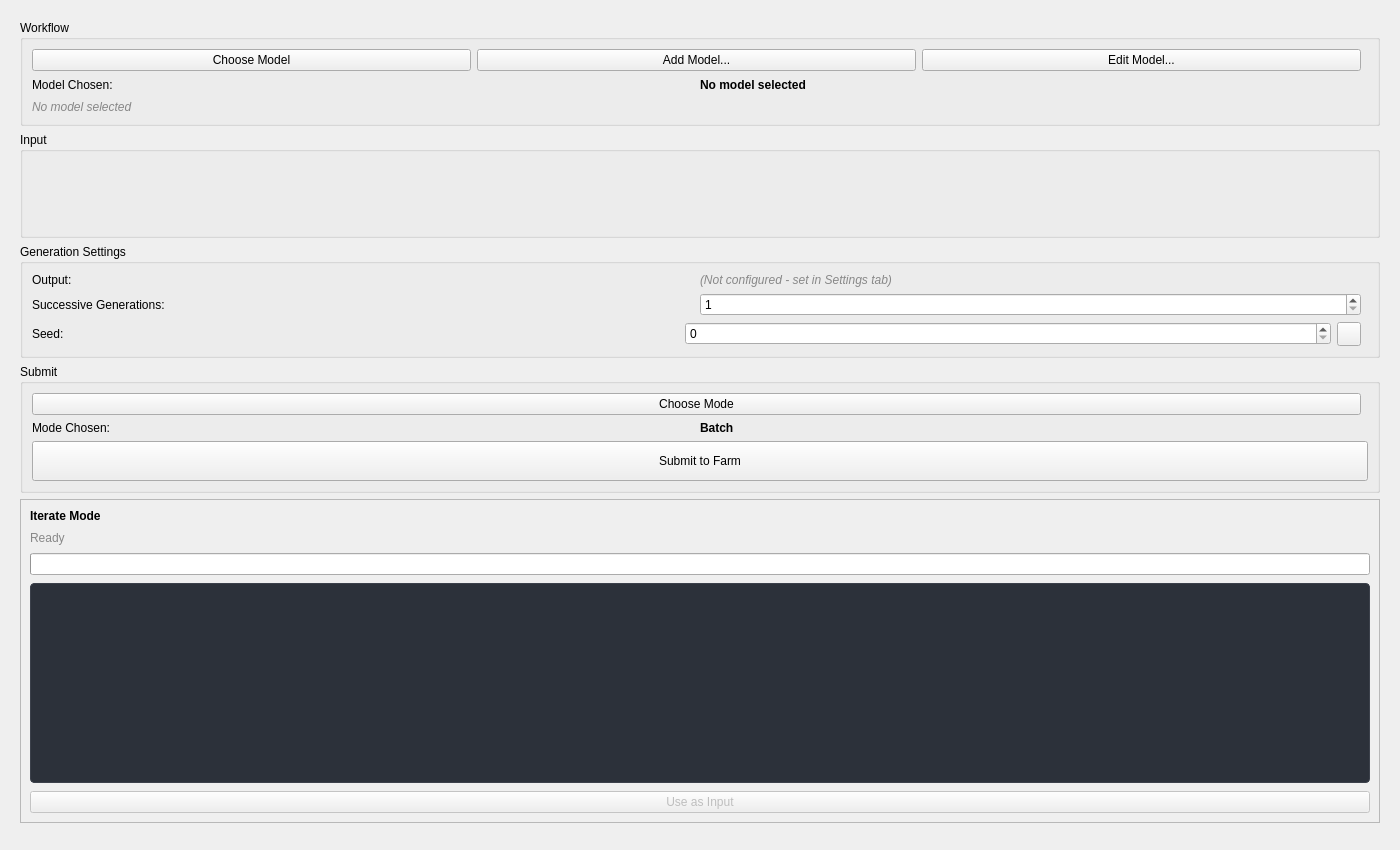
Old version of the form resources/ui/tabs/comfyui.ui in the repository cpt-cabbage/luma_tools.
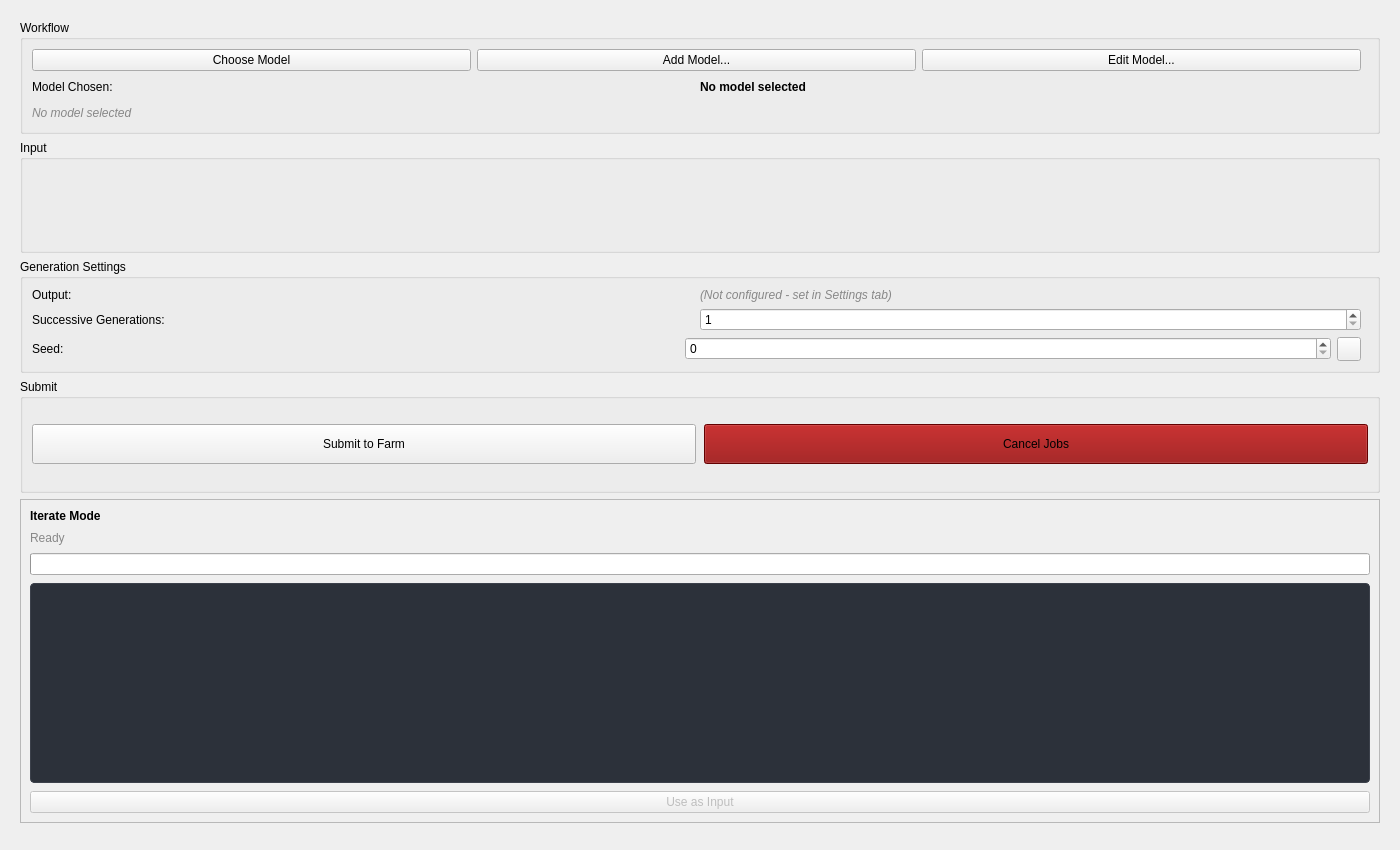
New version of the form.

Commit message: - Implement user selector for viewing other users' galleries in network mode with view-only restrictions - Add job cancellation functionality for running ComfyUI submissions - Pause/resume controls for log output - Update installer - Enhance thumbnail widgets with new item highlighting and editable permissions - Auto-enable iterate mode when single image selected - Background chaching updates

The edit to the form file:
```diff
--- a/resources/ui/tabs/comfyui.ui
+++ b/resources/ui/tabs/comfyui.ui
@@ -257,70 +257,47 @@
          </property>
          <layout class="QVBoxLayout" name="comfyuiSubmitLayout">
           <item>
-           <layout class="QHBoxLayout" name="modeButtonLayout">
+           <layout class="QHBoxLayout" name="submitButtonsLayout">
+            <property name="spacing">
+             <number>8</number>
+            </property>
             <item>
-             <widget class="QPushButton" name="ComfyUIChooseMode">
+             <widget class="QPushButton" name="ComfyUISubmit">
+              <property name="minimumSize">
+               <size>
+                <width>0</width>
+                <height>40</height>
+               </size>
+              </property>
               <property name="text">
-               <string>Choose Mode</string>
+               <string>Submit to Farm</string>
+              </property>
+             </widget>
+            </item>
+            <item>
+             <widget class="QPushButton" name="ComfyUICancelJobs">
+              <property name="minimumSize">
+               <size>
+                <width>100</width>
+                <height>40</height>
+               </size>
+              </property>
+              <property name="text">
+               <string>Cancel Jobs</string>
               </property>
               <property name="toolTip">
                <string>Select submission mode</string>
               </property>
-             </widget>
-            </item>
-            <item>
-             <spacer name="modeButtonSpacer">
-              <property name="orientation">
-               <enum>Qt::Horizontal</enum>
-              </property>
-             </spacer>
-            </item>
-           </layout>
-          </item>
-          <item>
-           <layout class="QHBoxLayout" name="modeLayout">
-            <item>
-             <widget class="QLabel" name="comfyuiModeLabel">
-              <property name="text">
-               <string>Mode Chosen: </string>
-              </property>
-             </widget>
-            </item>
-            <item>
-             <widget class="QLabel" name="ComfyUICurrentMode">
-              <property name="text">
-               <string>Batch</string>
+              <property name="visible">
+               <bool>false</bool>
               </property>
               <property name="styleSheet">
-               <string>font-weight: bold;</string>
-              </property>
-              <property name="toolTip">
-               <string>Batch: Submit all images at once. Iterate: Submit one, review result, refine prompt.</string>
+               <string>QPushButton { background-color: #8B0000; } QPushButton:hover { background-color: #A00000; }</string>
               </property>
              </widget>
             </item>
-            <item>
-             <spacer name="modeSpacer">
-              <property name="orientation">
-               <enum>Qt::Horizontal</enum>
-              </property>
-             </spacer>
-            </item>
            </layout>
           </item>
-          <item>
-           <widget class="QPushButton" name="ComfyUISubmit">
-            <property name="minimumSize">
-             <size>
-              <width>0</width>
-              <height>40</height>
-             </size>
-            </property>
-            <property name="text">
-             <string>Submit to Farm</string>
-            </property>
-           </widget>
-          </item>
          </layout>
         </widget>
        </item>
```
Left out of the diff: 2 changed lines with no effect on the pictures. The commit also changes 12 other files.
